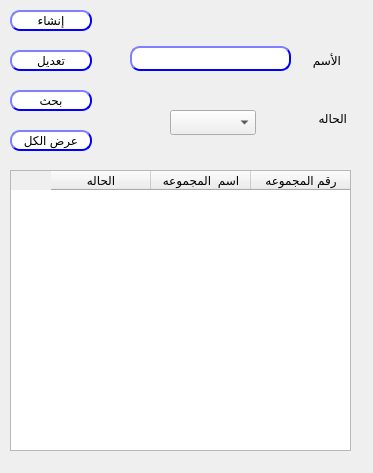
First picture: the form in presentation/loyalty_ui/createModifyCustGp.ui, repository Hossam01/HyperPOS2020Design, before the edit.
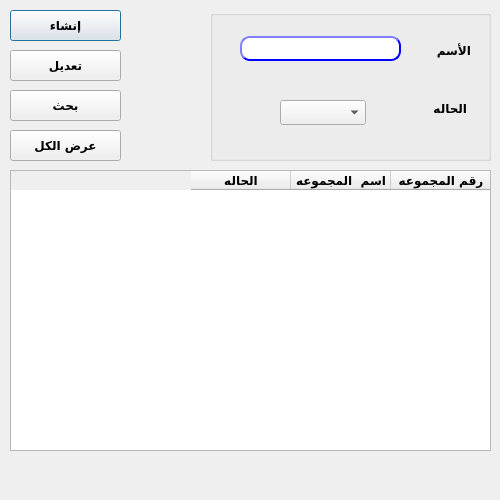
Second picture: the form after the edit.

Diff of the .ui file:
```diff
--- a/presentation/loyalty_ui/createModifyCustGp.ui
+++ b/presentation/loyalty_ui/createModifyCustGp.ui
@@ -6,132 +6,66 @@
    <rect>
     <x>0</x>
     <y>0</y>
-    <width>373</width>
-    <height>473</height>
+    <width>500</width>
+    <height>500</height>
    </rect>
   </property>
+  <property name="minimumSize">
+   <size>
+    <width>500</width>
+    <height>500</height>
+   </size>
+  </property>
+  <property name="maximumSize">
+   <size>
+    <width>500</width>
+    <height>500</height>
+   </size>
+  </property>
   <property name="windowTitle">
    <string>إنشاء محموعه عملاء</string>
   </property>
-  <widget class="QLabel" name="desc">
-   <property name="geometry">
-    <rect>
-     <x>260</x>
-     <y>50</y>
-     <width>81</width>
-     <height>21</height>
-    </rect>
-   </property>
-   <property name="text">
-    <string>الأسم</string>
-   </property>
-  </widget>
-  <widget class="QLabel" name="label_2">
-   <property name="geometry">
-    <rect>
-     <x>280</x>
-     <y>110</y>
-     <width>67</width>
-     <height>17</height>
-    </rect>
-   </property>
-   <property name="text">
-    <string>الحاله</string>
-   </property>
-  </widget>
-  <widget class="QComboBox" name="CMB_custGroup">
-   <property name="geometry">
-    <rect>
-     <x>170</x>
-     <y>110</y>
-     <width>86</width>
-     <height>25</height>
-    </rect>
-   </property>
-  </widget>
   <widget class="QPushButton" name="BTN_createCustGp">
    <property name="geometry">
     <rect>
      <x>10</x>
      <y>10</y>
-     <width>82</width>
-     <height>21</height>
+     <width>111</width>
+     <height>31</height>
     </rect>
    </property>
+   <property name="font">
+    <font>
+     <family>29LT Bukra Regular</family>
+     <pointsize>9</pointsize>
+     <weight>75</weight>
+     <bold>true</bold>
+    </font>
+   </property>
    <property name="styleSheet">
-    <string notr="true">QPushButton{
-                                        background-color: white;
-                                        border-style: outset;
-                                        border-width: 2px;
-                                        border-radius: 10px;
-                                        border-color: blue;
-                                        min-width: 6em;
-                                        }
-                                        QPushButton:hover {
-                                        background: qradialgradient(
-                                        cx: 0.3, cy: -0.4, fx: 0.3, fy: -0.4,
-                                        radius: 1.35, stop: 0 #fff, stop: 1 #bbb
-                                        );
-                                        }
-                                        QPushButton:pressed {
-                                        border-style: inset;
-                                        background: qradialgradient(
-                                        cx: 0.4, cy: -0.1, fx: 0.4, fy: -0.1,
-                                        radius: 1.35, stop: 0 #fff, stop: 1 #ddd
-                                        );
-                                        }
-                                    </string>
+    <string notr="true"/>
    </property>
    <property name="text">
     <string>إنشاء</string>
    </property>
   </widget>
-  <widget class="QLineEdit" name="LE_desc">
-   <property name="geometry">
-    <rect>
-     <x>130</x>
-     <y>46</y>
-     <width>161</width>
-     <height>25</height>
-    </rect>
-   </property>
-   <property name="styleSheet">
-    <string notr="true">QLineEdit{
-                                        background-color: white;
-                                        border-style: outset;
-                                        border-width: 2px;
-                                        border-radius: 10px;
-                                        border-color: blue;
-                                        min-width: 6em;
-                                        }
-                                        QLineEdit:hover {
-                                        background: qradialgradient(
-                                        cx: 0.3, cy: -0.4, fx: 0.3, fy: -0.4,
-                                        radius: 1.35, stop: 0 #fff, stop: 1 #bbb
-                                        );
-                                        }
-                                       QLineEdit:pressed {
-                                        border-style: inset;
-                                        background: qradialgradient(
-                                        cx: 0.4, cy: -0.1, fx: 0.4, fy: -0.1,
-                                        radius: 1.35, stop: 0 #fff, stop: 1 #ddd
-                                        );
-                                        }
-                                    </string>
-   </property>
-   <property name="maxLength">
-    <number>50</number>
-   </property>
-  </widget>
   <widget class="QTableWidget" name="Qtable_custGP">
    <property name="geometry">
     <rect>
      <x>10</x>
      <y>170</y>
-     <width>341</width>
+     <width>481</width>
      <height>281</height>
     </rect>
    </property>
+   <property name="font">
+    <font>
+     <family>29LT Bukra Regular</family>
+     <pointsize>9</pointsize>
+     <weight>75</weight>
+     <bold>true</bold>
+    </font>
+   </property>
    <property name="layoutDirection">
     <enum>Qt::RightToLeft</enum>
    </property>
@@ -156,33 +90,20 @@
     <rect>
      <x>10</x>
      <y>50</y>
-     <width>82</width>
-     <height>21</height>
+     <width>111</width>
+     <height>31</height>
     </rect>
    </property>
+   <property name="font">
+    <font>
+     <family>29LT Bukra Regular</family>
+     <pointsize>9</pointsize>
+     <weight>75</weight>
+     <bold>true</bold>
+    </font>
+   </property>
    <property name="styleSheet">
-    <string notr="true">QPushButton{
-                                        background-color: white;
-                                        border-style: outset;
-                                        border-width: 2px;
-                                        border-radius: 10px;
-                                        border-color: blue;
-                                        min-width: 6em;
-                                        }
-                                        QPushButton:hover {
-                                        background: qradialgradient(
-                                        cx: 0.3, cy: -0.4, fx: 0.3, fy: -0.4,
-                                        radius: 1.35, stop: 0 #fff, stop: 1 #bbb
-                                        );
-                                        }
-                                        QPushButton:pressed {
-                                        border-style: inset;
-                                        background: qradialgradient(
-                                        cx: 0.4, cy: -0.1, fx: 0.4, fy: -0.1,
-                                        radius: 1.35, stop: 0 #fff, stop: 1 #ddd
-                                        );
-                                        }
-                                    </string>
+    <string notr="true"/>
    </property>
    <property name="text">
     <string>تعديل</string>
@@ -193,33 +114,20 @@
     <rect>
      <x>10</x>
      <y>90</y>
-     <width>82</width>
-     <height>21</height>
+     <width>111</width>
+     <height>31</height>
     </rect>
    </property>
+   <property name="font">
+    <font>
+     <family>29LT Bukra Regular</family>
+     <pointsize>9</pointsize>
+     <weight>75</weight>
+     <bold>true</bold>
+    </font>
+   </property>
    <property name="styleSheet">
-    <string notr="true">QPushButton{
-                                        background-color: white;
-                                        border-style: outset;
-                                        border-width: 2px;
-                                        border-radius: 10px;
-                                        border-color: blue;
-                                        min-width: 6em;
-                                        }
-                                        QPushButton:hover {
-                                        background: qradialgradient(
-                                        cx: 0.3, cy: -0.4, fx: 0.3, fy: -0.4,
-                                        radius: 1.35, stop: 0 #fff, stop: 1 #bbb
-                                        );
-                                        }
-                                        QPushButton:pressed {
-                                        border-style: inset;
-                                        background: qradialgradient(
-                                        cx: 0.4, cy: -0.1, fx: 0.4, fy: -0.1,
-                                        radius: 1.35, stop: 0 #fff, stop: 1 #ddd
-                                        );
-                                        }
-                                    </string>
+    <string notr="true"/>
    </property>
    <property name="text">
     <string>بحث</string>
@@ -231,12 +139,20 @@
    </property>
    <property name="geometry">
     <rect>
-     <x>100</x>
-     <y>20</y>
+     <x>150</x>
+     <y>30</y>
      <width>31</width>
      <height>20</height>
     </rect>
    </property>
+   <property name="font">
+    <font>
+     <family>29LT Bukra Regular</family>
+     <pointsize>9</pointsize>
+     <weight>75</weight>
+     <bold>true</bold>
+    </font>
+   </property>
    <property name="text">
     <string/>
    </property>
@@ -247,12 +163,20 @@
    </property>
    <property name="geometry">
     <rect>
-     <x>110</x>
+     <x>150</x>
      <y>110</y>
      <width>31</width>
      <height>21</height>
     </rect>
    </property>
+   <property name="font">
+    <font>
+     <family>29LT Bukra Regular</family>
+     <pointsize>9</pointsize>
+     <weight>75</weight>
+     <bold>true</bold>
+    </font>
+   </property>
    <property name="text">
     <string/>
    </property>
@@ -262,38 +186,159 @@
     <rect>
      <x>10</x>
      <y>130</y>
-     <width>82</width>
-     <height>21</height>
+     <width>111</width>
+     <height>31</height>
     </rect>
    </property>
+   <property name="font">
+    <font>
+     <family>29LT Bukra Regular</family>
+     <pointsize>9</pointsize>
+     <weight>75</weight>
+     <bold>true</bold>
+    </font>
+   </property>
    <property name="styleSheet">
-    <string notr="true">QPushButton{
-                                        background-color: white;
-                                        border-style: outset;
-                                        border-width: 2px;
-                                        border-radius: 10px;
-                                        border-color: blue;
-                                        min-width: 6em;
-                                        }
-                                        QPushButton:hover {
-                                        background: qradialgradient(
-                                        cx: 0.3, cy: -0.4, fx: 0.3, fy: -0.4,
-                                        radius: 1.35, stop: 0 #fff, stop: 1 #bbb
-                                        );
-                                        }
-                                        QPushButton:pressed {
-                                        border-style: inset;
-                                        background: qradialgradient(
-                                        cx: 0.4, cy: -0.1, fx: 0.4, fy: -0.1,
-                                        radius: 1.35, stop: 0 #fff, stop: 1 #ddd
-                                        );
-                                        }
-                                    </string>
+    <string notr="true"/>
    </property>
    <property name="text">
     <string>عرض الكل</string>
    </property>
   </widget>
+  <widget class="QGroupBox" name="groupBox">
+   <property name="geometry">
+    <rect>
+     <x>210</x>
+     <y>10</y>
+     <width>281</width>
+     <height>151</height>
+    </rect>
+   </property>
+   <property name="font">
+    <font>
+     <family>29LT Bukra Regular</family>
+     <pointsize>9</pointsize>
+     <weight>75</weight>
+     <bold>true</bold>
+    </font>
+   </property>
+   <property name="title">
+    <string/>
+   </property>
+   <widget class="QComboBox" name="CMB_custGroup">
+    <property name="geometry">
+     <rect>
+      <x>70</x>
+      <y>90</y>
+      <width>86</width>
+      <height>25</height>
+     </rect>
+    </property>
+    <property name="font">
+     <font>
+      <family>29LT Bukra Regular</family>
+      <pointsize>9</pointsize>
+      <weight>75</weight>
+      <bold>true</bold>
+     </font>
+    </property>
+   </widget>
+   <widget class="QLabel" name="desc">
+    <property name="geometry">
+     <rect>
+      <x>180</x>
+      <y>30</y>
+      <width>81</width>
+      <height>21</height>
+     </rect>
+    </property>
+    <property name="font">
+     <font>
+      <family>29LT Bukra Regular</family>
+      <pointsize>9</pointsize>
+      <weight>75</weight>
+      <bold>true</bold>
+     </font>
+    </property>
+    <property name="text">
+     <string>الأسم</string>
+    </property>
+   </widget>
+   <widget class="QLabel" name="label_2">
+    <property name="geometry">
+     <rect>
+      <x>190</x>
+      <y>90</y>
+      <width>67</width>
+      <height>17</height>
+     </rect>
+    </property>
+    <property name="font">
+     <font>
+      <family>29LT Bukra Regular</family>
+      <pointsize>9</pointsize>
+      <weight>75</weight>
+      <bold>true</bold>
+     </font>
+    </property>
+    <property name="text">
+     <string>الحاله</string>
+    </property>
+   </widget>
+   <widget class="QLineEdit" name="LE_desc">
+    <property name="geometry">
+     <rect>
+      <x>30</x>
+      <y>26</y>
+      <width>161</width>
+      <height>25</height>
+     </rect>
+    </property>
+    <property name="font">
+     <font>
+      <family>29LT Bukra Regular</family>
+      <pointsize>9</pointsize>
+      <weight>75</weight>
+      <bold>true</bold>
+     </font>
+    </property>
+    <property name="styleSheet">
+     <string notr="true">QLineEdit{
+                                        background-color: white;
+                                        border-style: outset;
+                                        border-width: 2px;
+                                        border-radius: 10px;
+                                        border-color: blue;
+                                        min-width: 6em;
+                                        }
+                                        QLineEdit:hover {
+                                        background: qradialgradient(
+                                        cx: 0.3, cy: -0.4, fx: 0.3, fy: -0.4,
+                                        radius: 1.35, stop: 0 #fff, stop: 1 #bbb
+                                        );
+                                        }
+                                       QLineEdit:pressed {
+                                        border-style: inset;
+                                        background: qradialgradient(
+                                        cx: 0.4, cy: -0.1, fx: 0.4, fy: -0.1,
+                                        radius: 1.35, stop: 0 #fff, stop: 1 #ddd
+                                        );
+                                        }
+                                    </string>
+    </property>
+    <property name="maxLength">
+     <number>50</number>
+    </property>
+   </widget>
+  </widget>
+  <zorder>groupBox</zorder>
+  <zorder>BTN_createCustGp</zorder>
+  <zorder>Qtable_custGP</zorder>
+  <zorder>BTN_modifyCustGp</zorder>
+  <zorder>BTN_searchCustGp</zorder>
+  <zorder>LB_custGpId</zorder>
+  <zorder>LB_status</zorder>
+  <zorder>BTN_searchCustGp_all</zorder>
  </widget>
  <resources/>
  <connections/>
```
